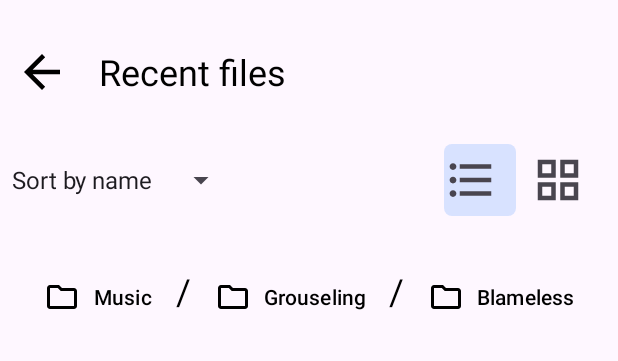
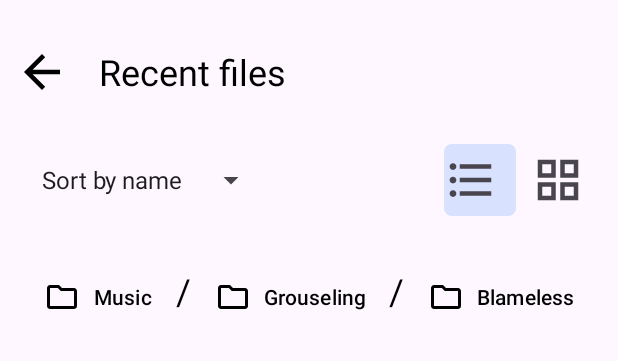
Before and after one commit to diegoayalar/Layouts, an Android app: the layout activity_files.xml on its own in the app's theme, with its tools: preview values and no code run, on a phone screen of 412 x 824 dp. Shown: the top 361 px of the screen. Run offline under Robolectric (Android 15) with nearby library versions, the phone set to English and light mode, and no system bars.

Commit message:
Add spinner margin

```diff
--- a/app/src/main/res/layout/activity_files.xml
+++ b/app/src/main/res/layout/activity_files.xml
@@ -20,7 +20,8 @@
             android:layout_height="wrap_content"
             android:background="@drawable/round_button"
             android:src="@drawable/baseline_arrow_back"
-            android:layout_marginStart="10dp"/>
+            android:layout_marginStart="10dp"
+            android:contentDescription="Back" />
 
         <TextView
             android:id="@+id/textView"
@@ -41,7 +42,8 @@
             android:id="@+id/spinner"
             android:layout_width="wrap_content"
             android:layout_height="match_parent"
-            android:entries="@array/Sorts" />
+            android:entries="@array/Sorts"
+            android:layout_marginStart="20dp"/>
 
         <View
             android:layout_width="0dp"
@@ -950,10 +952,9 @@
                     android:background="@android:color/transparent"
                     android:layout_marginEnd="15dp"/>
 
-            </LinearLayout>.
+            </LinearLayout>
 
         </LinearLayout>
     </ScrollView>
 
-
 </LinearLayout>
```
